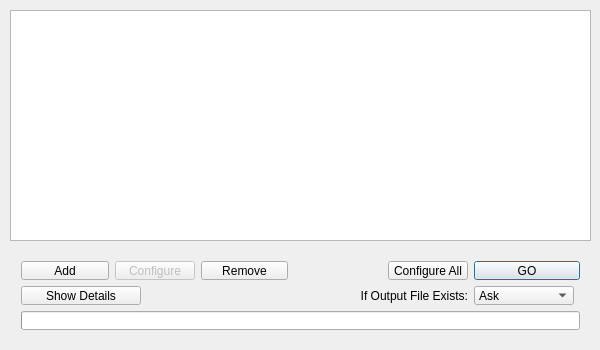
l33tmeatwad/AMVtool, file Source/amvtool.ui: the form before one commit.
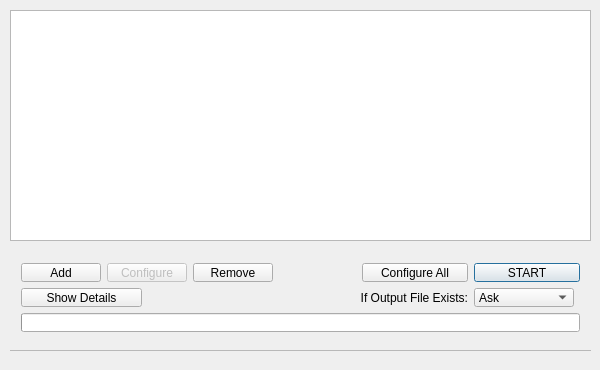
The form after the commit.

Diff of the .ui file:
```diff
--- a/Source/amvtool.ui
+++ b/Source/amvtool.ui
@@ -7,7 +7,7 @@
     <x>0</x>
     <y>0</y>
     <width>600</width>
-    <height>350</height>
+    <height>370</height>
    </rect>
   </property>
   <property name="sizePolicy">
@@ -19,13 +19,13 @@
   <property name="minimumSize">
    <size>
     <width>600</width>
-    <height>350</height>
+    <height>370</height>
    </size>
   </property>
   <property name="maximumSize">
    <size>
     <width>600</width>
-    <height>350</height>
+    <height>370</height>
    </size>
   </property>
   <property name="acceptDrops">
@@ -65,7 +65,7 @@
     <property name="geometry">
      <rect>
       <x>10</x>
-      <y>250</y>
+      <y>252</y>
       <width>581</width>
       <height>91</height>
      </rect>
@@ -74,7 +74,7 @@
      <item row="0" column="0">
       <widget class="QPushButton" name="addFiles">
        <property name="sizePolicy">
-        <sizepolicy hsizetype="Expanding" vsizetype="Fixed">
+        <sizepolicy hsizetype="Fixed" vsizetype="Fixed">
          <horstretch>0</horstretch>
          <verstretch>0</verstretch>
         </sizepolicy>
@@ -103,7 +103,7 @@
      <item row="0" column="3">
       <widget class="QPushButton" name="removeFiles">
        <property name="sizePolicy">
-        <sizepolicy hsizetype="Expanding" vsizetype="Fixed">
+        <sizepolicy hsizetype="Fixed" vsizetype="Fixed">
          <horstretch>0</horstretch>
          <verstretch>0</verstretch>
         </sizepolicy>
@@ -120,7 +120,7 @@
        </property>
        <property name="sizeHint" stdset="0">
         <size>
-         <width>78</width>
+         <width>68</width>
          <height>20</height>
         </size>
        </property>
@@ -129,11 +129,17 @@
      <item row="0" column="5">
       <widget class="QPushButton" name="configAll">
        <property name="sizePolicy">
-        <sizepolicy hsizetype="Preferred" vsizetype="Fixed">
+        <sizepolicy hsizetype="Fixed" vsizetype="Fixed">
          <horstretch>0</horstretch>
          <verstretch>0</verstretch>
         </sizepolicy>
        </property>
+       <property name="minimumSize">
+        <size>
+         <width>106</width>
+         <height>0</height>
+        </size>
+       </property>
        <property name="text">
         <string>Configure All</string>
        </property>
@@ -142,7 +148,7 @@
      <item row="0" column="6">
       <widget class="QPushButton" name="convertFiles">
        <property name="sizePolicy">
-        <sizepolicy hsizetype="Expanding" vsizetype="Fixed">
+        <sizepolicy hsizetype="Fixed" vsizetype="Fixed">
          <horstretch>0</horstretch>
          <verstretch>0</verstretch>
         </sizepolicy>
@@ -154,7 +160,7 @@
         </size>
        </property>
        <property name="text">
-        <string>GO</string>
+        <string>START</string>
        </property>
        <property name="default">
         <bool>true</bool>
@@ -171,7 +177,7 @@
        </property>
        <property name="minimumSize">
         <size>
-         <width>120</width>
+         <width>121</width>
          <height>0</height>
         </size>
        </property>
@@ -259,21 +265,11 @@
     </layout>
    </widget>
   </widget>
-  <action name="actionDerp">
-   <property name="text">
-    <string>Derp</string>
+  <widget class="QStatusBar" name="statusBar">
+   <property name="sizeGripEnabled">
+    <bool>false</bool>
    </property>
-  </action>
-  <action name="actionSpanish">
-   <property name="text">
-    <string>Spanish</string>
-   </property>
-  </action>
-  <action name="actionSpanish_2">
-   <property name="text">
-    <string>Spanish</string>
-   </property>
-  </action>
+  </widget>
  </widget>
  <layoutdefault spacing="6" margin="11"/>
  <resources/>
```
Left out of the diff: 4 changed lines with no effect on the pictures.
